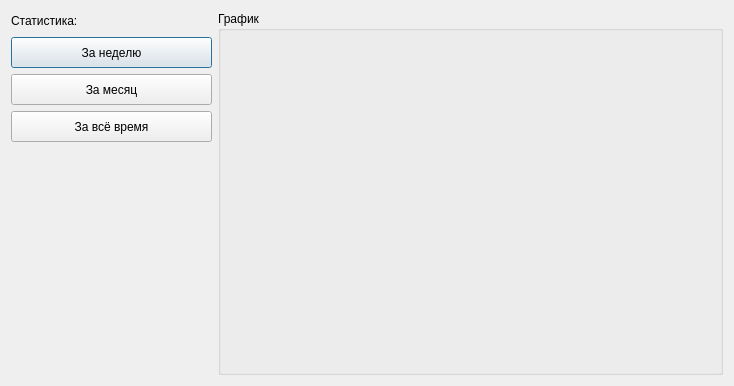
Above: VTeatre/statistic.ui from sashaserg/Cursovaya before the change. Below: the same form after it.
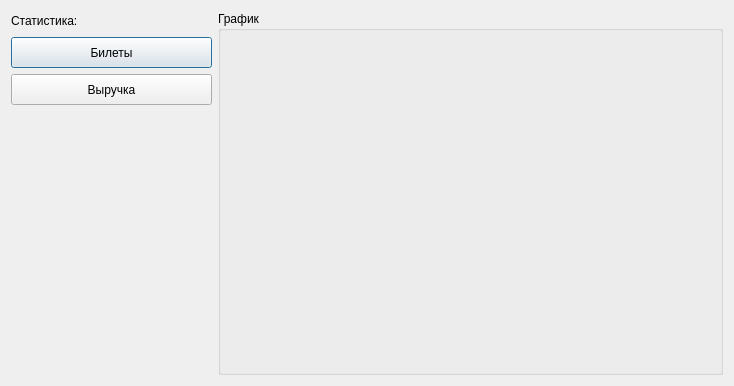
That is the form after the change. Icons and pictures are not drawn. Custom widgets are drawn as their Qt base class.

```diff
--- a/VTeatre/statistic.ui
+++ b/VTeatre/statistic.ui
@@ -46,7 +46,7 @@
             </size>
            </property>
            <property name="text">
-            <string>За неделю</string>
+            <string>Билеты</string>
            </property>
           </widget>
          </item>
@@ -59,20 +59,7 @@
             </size>
            </property>
            <property name="text">
-            <string>За месяц</string>
-           </property>
-          </widget>
-         </item>
-         <item>
-          <widget class="QPushButton" name="pushButton_3">
-           <property name="minimumSize">
-            <size>
-             <width>201</width>
-             <height>31</height>
-            </size>
-           </property>
-           <property name="text">
-            <string>За всё время</string>
+            <string>Выручка</string>
            </property>
           </widget>
          </item>
```
